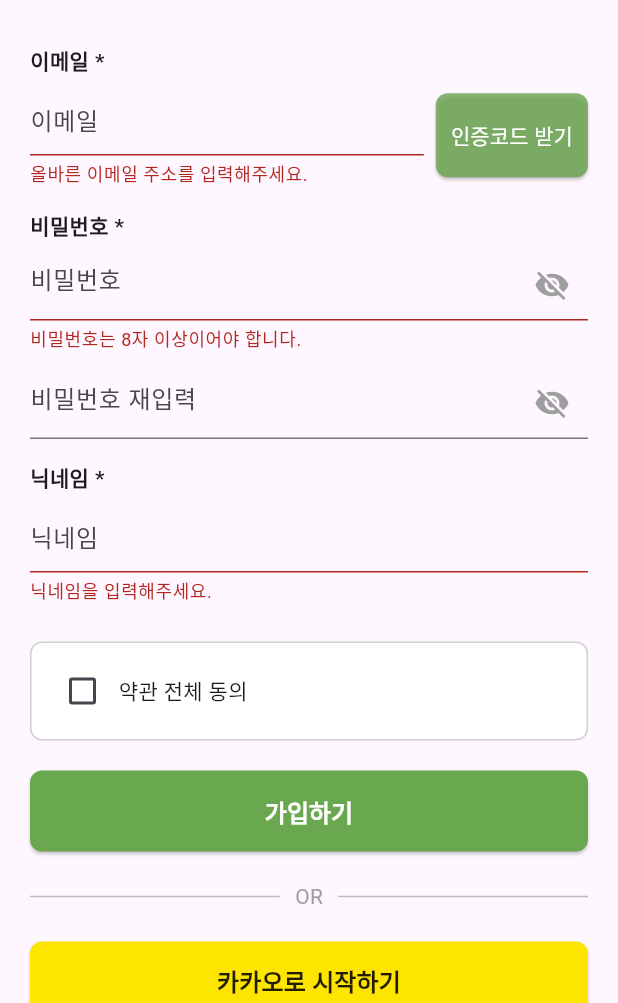
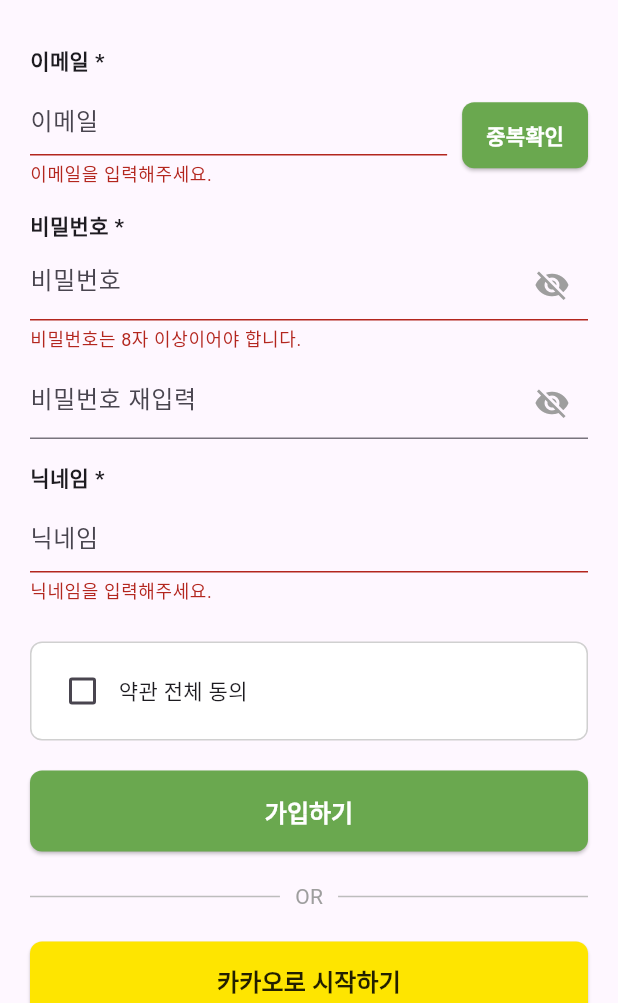
Before and after one commit to minmin02/guardpayFlutter, a Flutter app: the SignupScreen screen opened by its route, after a tap on "가입하기", on a phone screen of 412 x 824 dp, the part 233-1236 px from its top. Run offline on Flutter 3.47's test engine with Material 3 defaults, Android fonts, the phone set to English and light mode, and no system bars; our stand-ins replace cached_network_image, flutter_dotenv, flutter_secure_storage, image_picker, webview_flutter, youtube_player_flutter; missing offline and left inert: flutter_web_auth_2, kakao_flutter_sdk_user; accounts and stored records are empty.

```diff
--- a/lib/features/auth/screens/signup_screen.dart
+++ b/lib/features/auth/screens/signup_screen.dart
@@ -4,7 +4,7 @@ import 'package:kakao_flutter_sdk_user/kakao_flutter_sdk_user.dart';
 
 // 분리된 서비스와 위젯을 임포트합니다.
 import '../services/auth_service.dart';
-import '../widgets/email_auth_section.dart';
+import '../services/api_service.dart';
 import '../widgets/auth_input_field.dart';
 
 // 회원가입 화면
@@ -18,30 +18,57 @@ class SignupScreen extends StatefulWidget {
 class _SignupScreenState extends State<SignupScreen> {
   // 1. 서비스 인스턴스 및 상태 관리
   final AuthService _authService = AuthService();
+  final ApiService _apiService = ApiService();
   final _formKey = GlobalKey<FormState>(); // 폼 유효성 검사를 위한 키
 
   final _emailController = TextEditingController();
-  final _authCodeController = TextEditingController();
   final _passwordController = TextEditingController();
   final _passwordConfirmController = TextEditingController();
   final _nicknameController = TextEditingController();
 
   bool _termsAgreed = false;
-  bool _isCodeRequested = false; // 인증 코드가 요청되었는가?
-  bool _isCodeVerified = false; // 인증 코드가 확인되었는가?
+  bool _isEmailChecked = false; // 이메일 중복 확인 여부
   bool _isLoading = false; // 로딩 상태
 
-  // 2. 인증 코드 요청 핸들러
-  Future<void> _handleCodeRequest() async {
+  @override
+  void initState() {
+    super.initState();
+    // ✅ 이메일 컨트롤러에 리스너 추가
+    _emailController.addListener(_onEmailChanged);
+  }
+
+  // ✅ 이메일이 변경되면 중복 확인 상태 초기화
+  void _onEmailChanged() {
+    if (_isEmailChecked) {
+      setState(() { _isEmailChecked = false; });
+    }
+  }
+
+  // 2. 이메일 중복 확인 핸들러
+  Future<void> _handleEmailCheck() async {
+    // 이메일 형식 검증
+    final email = _emailController.text.trim();
+    if (email.isEmpty) {
+      _showSnackBar('이메일을 입력해주세요.');
+      return;
+    }
+
+    // 간단한 이메일 형식 검증
+    final emailRegex = RegExp(r'^[\w-\.]+@([\w-]+\.)+[\w-]{2,4}$');
+    if (!emailRegex.hasMatch(email)) {
+      _showSnackBar('올바른 이메일 형식을 입력해주세요.');
+      return;
+    }
+
     setState(() { _isLoading = true; });
     try {
-      await _authService.requestAuthCode(_emailController.text);
-      setState(() {
-        _isCodeRequested = true;
-        _authCodeController.clear(); // 새 요청 시 코드 초기화
-      });
-      _showSnackBar('인증 코드가 이메일로 전송되었습니다.');
+      final isAvailable = await _apiService.checkEmailDuplicate(email);
+      if (isAvailable) {
+        setState(() { _isEmailChecked = true; });
+        _showSnackBar('사용 가능한 이메일입니다.');
+      }
     } catch (e) {
+      setState(() { _isEmailChecked = false; });
       _showSnackBar(e.toString().replaceFirst('Exception: ', ''));
     } finally {
       if(mounted) {
@@ -50,23 +77,7 @@ class _SignupScreenState extends State<SignupScreen> {
     }
   }
 
-  // 3. 인증 코드 확인 핸들러
-  Future<void> _handleCodeVerify() async {
-    setState(() { _isLoading = true; });
-    try {
-      await _authService.verifyAuthCode(_emailController.text, _authCodeController.text);
-      setState(() { _isCodeVerified = true; });
-      _showSnackBar('이메일 인증이 성공적으로 완료되었습니다.');
-    } catch (e) {
-      _showSnackBar(e.toString().replaceFirst('Exception: ', ''));
-    } finally {
-      if(mounted) {
-        setState(() { _isLoading = false; });
-      }
-    }
-  }
-
-  // 4. '가입하기' 버튼 함수 (최종 제출)
+  // 3. '가입하기' 버튼 함수 (최종 제출)
   Future<void> _handleSubmit() async {
     if (!_formKey.currentState!.validate()) {
       return; // 폼 유효성 검사 실패 시 종료
@@ -76,10 +87,12 @@ class _SignupScreenState extends State<SignupScreen> {
       _showSnackBar('비밀번호가 일치하지 않습니다.');
       return;
     }
-    if (!_isCodeVerified) {
-      _showSnackBar('이메일 인증을 완료해주세요.');
+
+    if (!_isEmailChecked) {
+      _showSnackBar('이메일 중복 확인을 완료해주세요.');
       return;
     }
+
     if (!_termsAgreed) {
       _showSnackBar('약관에 동의해주세요.');
       return;
@@ -94,8 +107,8 @@ class _SignupScreenState extends State<SignupScreen> {
       );
       _showSnackBar(message);
 
-      // ✅ [병합] 회원가입 성공 시 로그인 화면으로 이동하는 로직을 활성화합니다.
-      await Future.delayed(const Duration(seconds: 1)); // 알림을 보여줄 시간
+      // 회원가입 성공 시 로그인 화면으로 이동
+      await Future.delayed(const Duration(seconds: 1));
       if (mounted) {
         Navigator.pushReplacementNamed(context, '/login');
       }
@@ -109,7 +122,7 @@ class _SignupScreenState extends State<SignupScreen> {
     }
   }
 
-  // 5. 카카오 로그인/가입 처리 핸들러
+  // 4. 카카오 로그인/가입 처리 핸들러
   Future<void> _handleKakaoSignup() async {
     if (_isLoading) return;
     setState(() { _isLoading = true; });
@@ -119,14 +132,9 @@ class _SignupScreenState extends State<SignupScreen> {
       final isNewUser = result['isNewUser'] ?? false;
 
       if (isNewUser) {
-        // TODO: 신규 사용자일 경우, 약관 동의나 추가 정보 입력 화면으로 이동
         _showSnackBar('카카오 계정으로 가입을 진행합니다. 추가 정보 입력 화면으로 이동합니다.');
-        // 예: Navigator.push(context, MaterialPageRoute(builder: (_) => TermsScreen(userInfo: result)));
       } else {
-        // TODO: 기존 사용자일 경우, JWT 저장 후 메인 화면으로 이동
         _showSnackBar('카카오 계정으로 로그인되었습니다. 메인 화면으로 이동합니다.');
-        // 예: final token = result['accessToken']; await saveToken(token);
-        // Navigator.pushAndRemoveUntil(context, MaterialPageRoute(builder: (_) => MainScreen()), (route) => false);
       }
     } catch (e) {
       _showSnackBar(e.toString().replaceFirst('Exception: ', ''));
@@ -149,8 +157,8 @@ class _SignupScreenState extends State<SignupScreen> {
   // 리소스 해제
   @override
   void dispose() {
+    _emailController.removeListener(_onEmailChanged); // ✅ 리스너 제거
     _emailController.dispose();
-    _authCodeController.dispose();
     _passwordController.dispose();
     _passwordConfirmController.dispose();
     _nicknameController.dispose();
@@ -187,15 +195,70 @@ class _SignupScreenState extends State<SignupScreen> {
               ),
               const SizedBox(height: 30),
 
-              // 1. 이메일 인증 섹션
-              EmailAuthSection(
-                emailController: _emailController,
-                codeController: _authCodeController,
-                isCodeRequested: _isCodeRequested,
-                isCodeVerified: _isCodeVerified,
-                onCodeRequest: _handleCodeRequest,
-                onCodeVerify: _handleCodeVerify,
+              // 1. 이메일 입력 및 중복 확인
+              const Text('이메일 *', style: TextStyle(fontWeight: FontWeight.bold)),
+              const SizedBox(height: 5),
+              Row(
+                children: [
+                  Expanded(
+                    child: AuthInputField(
+                      controller: _emailController,
+                      hintText: '이메일',
+                      keyboardType: TextInputType.emailAddress,
+                      validator: (value) {
+                        if (value == null || value.isEmpty) {
+                          return '이메일을 입력해주세요.';
+                        }
+                        final emailRegex = RegExp(r'^[\w-\.]+@([\w-]+\.)+[\w-]{2,4}$');
+                        if (!emailRegex.hasMatch(value)) {
+                          return '올바른 이메일 형식을 입력해주세요.';
+                        }
+                        return null;
+                      },
+                      // ✅ onChanged 제거
+                    ),
+                  ),
+                  const SizedBox(width: 10),
+                  ElevatedButton(
+                    onPressed: _isLoading ? null : _handleEmailCheck,
+                    style: ElevatedButton.styleFrom(
+                      backgroundColor: _isEmailChecked
+                          ? Colors.grey
+                          : const Color(0xFF6AA84F),
+                      padding: const EdgeInsets.symmetric(horizontal: 16, vertical: 12),
+                      shape: RoundedRectangleBorder(
+                        borderRadius: BorderRadius.circular(8),
+                      ),
+                    ),
+                    child: _isLoading
+                        ? const SizedBox(
+                        width: 16,
+                        height: 16,
+                        child: CircularProgressIndicator(
+                          color: Colors.white,
+                          strokeWidth: 2,
+                        ))
+                        : Text(
+                      _isEmailChecked ? '확인완료' : '중복확인',
+                      style: const TextStyle(
+                        color: Colors.white,
+                        fontWeight: FontWeight.bold,
+                      ),
+                    ),
+                  ),
+                ],
               ),
+              if (_isEmailChecked)
+                Padding(
+                  padding: const EdgeInsets.only(top: 5),
+                  child: Text(
+                    '✓ 사용 가능한 이메일입니다',
+                    style: TextStyle(
+                      color: Colors.green[700],
+                      fontSize: 12,
+                    ),
+                  ),
+                ),
               const SizedBox(height: 15),
 
               // 2. 비밀번호 입력
```
Also changed, not shown: lib/features/auth/services/api_service.dart (+33 -0 lines).
